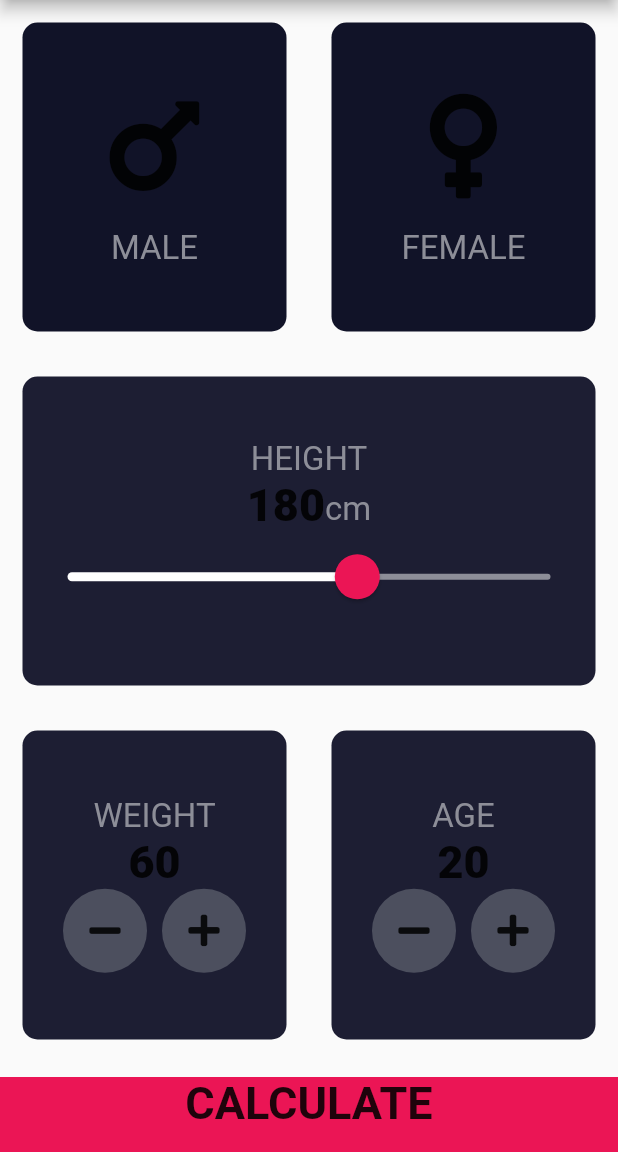
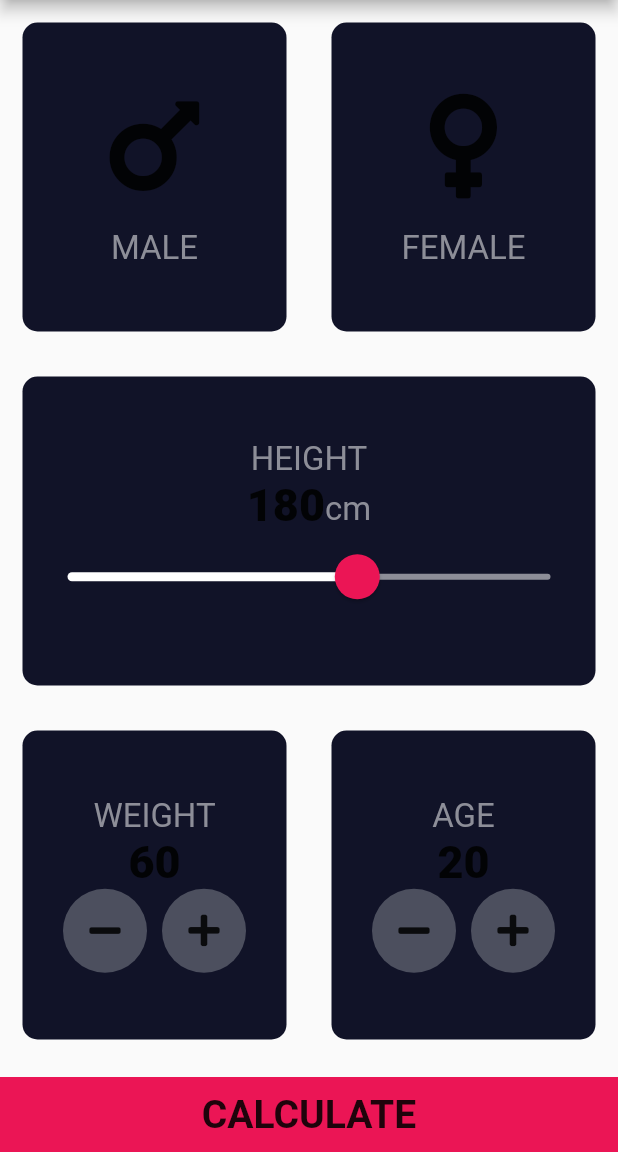
Before and after one commit to NehaNooka/Flutter-Medic, a Flutter app: the InputPage screen opened directly, on a phone screen of 412 x 824 dp, the part 84-1236 px from its top. Run offline on Flutter 3.47's test engine with Material 2 defaults, Android fonts, the phone set to English and light mode, and no system bars; our stand-ins replace cloud_firestore, firebase_auth, firebase_database, flutter_signin_button, flutter_spinkit, flutter_tts and 3 more; missing offline and left inert: draggable_scrollbar; accounts and stored records are empty.

Commit message:
version 1.2.0

```diff
--- a/lib/Auth/email_signup.dart
+++ b/lib/Auth/email_signup.dart
@@ -23,7 +23,7 @@ class _EmailSignUpState extends State<EmailSignUp> {
   Widget build(BuildContext context) {
     return Scaffold(
       backgroundColor: Color(0xFF0A0E21),
-          appBar: AppBar(title: Text("Sign Up"),backgroundColor: Color(0xFF0A0E21),),
+          appBar: AppBar(title: Text("Register"),backgroundColor: Color(0xFF0A0E21),),
           body: Form(
               key: _formKey,
               child: SingleChildScrollView(
--- a/lib/Bmi/components/bottom_button.dart
+++ b/lib/Bmi/components/bottom_button.dart
@@ -21,7 +21,6 @@ class BottomButton extends StatelessWidget {
         ),
         color: kBottomContainerColour,
         margin: EdgeInsets.only(top: 10.0),
-        padding: EdgeInsets.only(bottom: 20.0),
         width: double.infinity,
         height: kBottomContainerHeight,
       ),
--- a/lib/Bmi/constants.dart
+++ b/lib/Bmi/constants.dart
@@ -1,8 +1,8 @@
 import 'package:flutter/material.dart';
 
 const kBottomContainerHeight = 50.0;
-const kActiveCardColour = Color(0xFF1D1E33);
-const kInactiveCardColour = Color(0xFF111328);
+const kActiveCardColour = Color(0xFF111328);
+const kInactiveCardColour = Color(0xFFEB1555);
 const kBottomContainerColour = Color(0xFFEB1555);
 
 const kLabelTextStyle = TextStyle(
@@ -16,7 +16,7 @@ const kNumberTextStyle = TextStyle(
 );
 
 const kLargeButtonTextStyle = TextStyle(
-  fontSize: 30.0,
+  fontSize: 26.0,
   fontWeight: FontWeight.bold,
 );
 
--- a/lib/Bmi/screens/input_page.dart
+++ b/lib/Bmi/screens/input_page.dart
@@ -57,8 +57,8 @@ class _InputPageState extends State<InputPage> {
                     });
                   },
                   colour: selectedGender == Gender.male
-                      ? kActiveCardColour
-                      : kInactiveCardColour,
+                      ? kInactiveCardColour
+                      : kActiveCardColour,
                   cardChild: IconContent(
                     icon: FontAwesomeIcons.mars,
                     label: 'MALE',
@@ -73,8 +73,8 @@ class _InputPageState extends State<InputPage> {
                     });
                   },
                   colour: selectedGender == Gender.female
-                      ? kActiveCardColour
-                      : kInactiveCardColour,
+                      ? kInactiveCardColour
+                      : kActiveCardColour,
                   cardChild: IconContent(
                     icon: FontAwesomeIcons.venus,
                     label: 'FEMALE',
```
Also changed, not shown: lib/Auth/sign_up.dart (+20 -5 lines).
